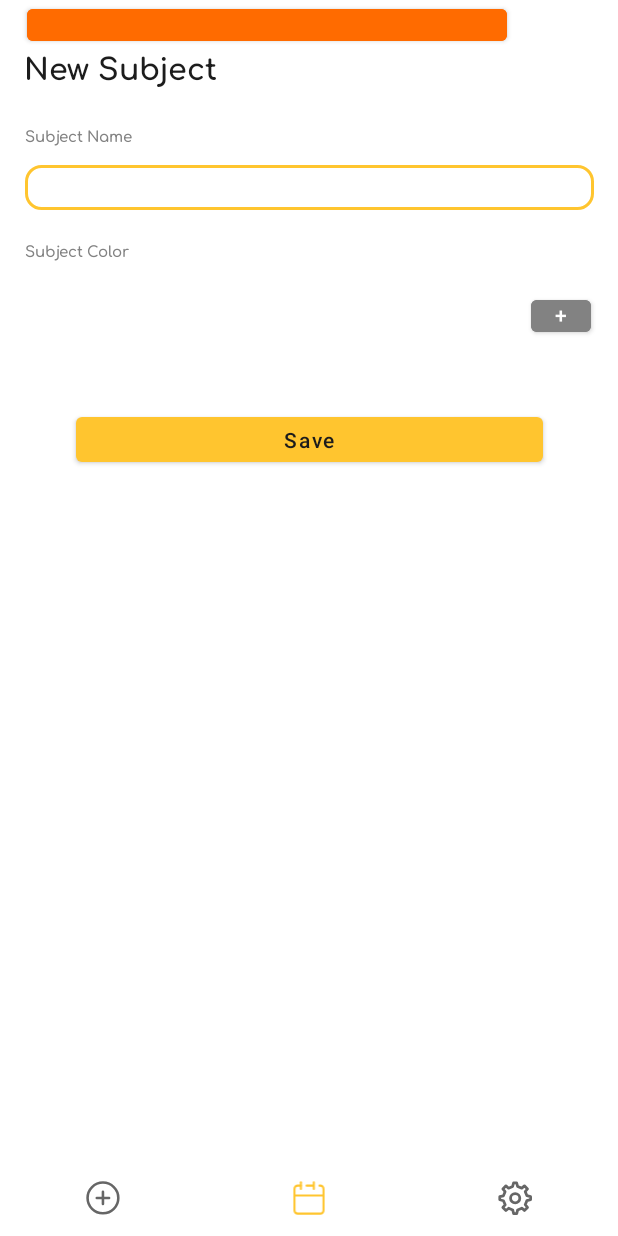
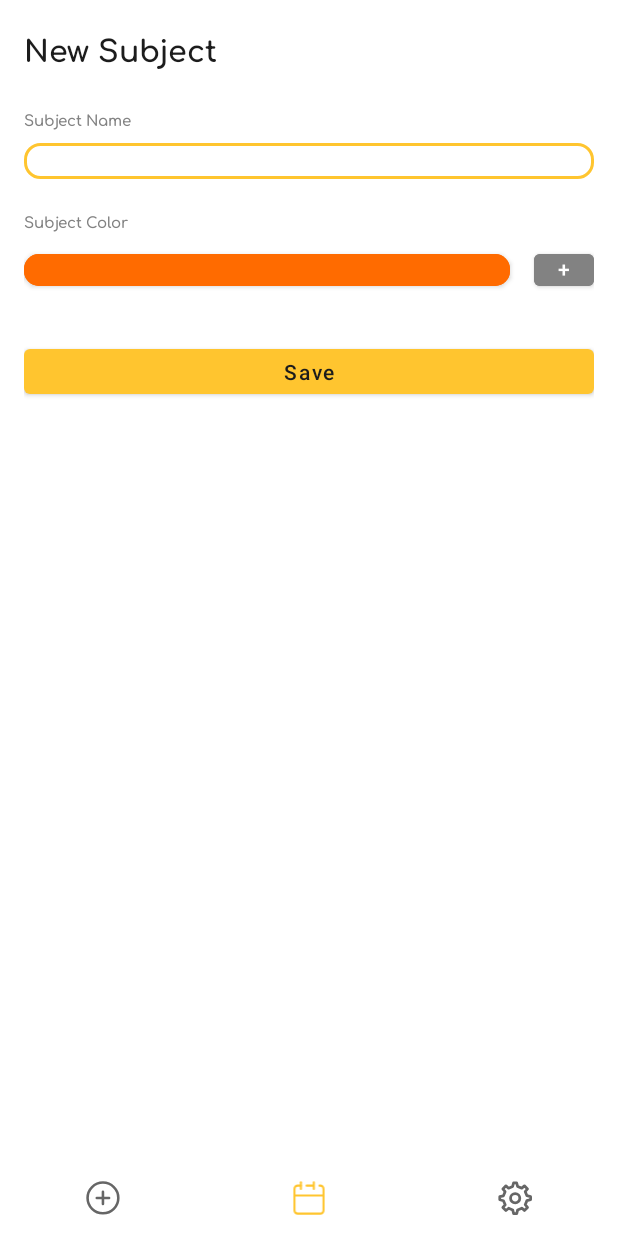
Before and after one commit to dfontalv20/UniTasker, an Android app: the fragment NewSubjectFragment placed in its activity, on a phone screen of 412 x 824 dp. Run offline under Robolectric (Android 15) with nearby library versions, the phone set to English and light mode, and no system bars.

Commit message:
fix: Subject form layout design

```diff
--- a/app/src/main/res/layout/subject_form.xml
+++ b/app/src/main/res/layout/subject_form.xml
@@ -6,62 +6,67 @@
     android:layout_height="match_parent"
     android:backgroundTint="@color/purple">
 
+    <LinearLayout
+        android:id="@+id/linearLayout"
+        android:layout_width="0dp"
+        android:layout_height="0dp"
+        android:orientation="vertical"
+        android:padding="16dp"
+        app:layout_constraintBottom_toBottomOf="parent"
+        app:layout_constraintEnd_toEndOf="parent"
+        app:layout_constraintStart_toStartOf="parent"
+        app:layout_constraintTop_toTopOf="parent">
+
         <TextView
             android:id="@+id/textView2"
             style="@style/title"
             android:layout_width="wrap_content"
             android:layout_height="wrap_content"
-        android:layout_marginTop="28dp"
-        android:text="New Subject"
-        app:layout_constraintBottom_toTopOf="@+id/textView5"
-        app:layout_constraintEnd_toEndOf="parent"
-        app:layout_constraintHorizontal_bias="0.056"
-        app:layout_constraintStart_toStartOf="parent"
-        app:layout_constraintTop_toTopOf="parent"
-        app:layout_constraintVertical_bias="0.0" />
+            android:layout_marginBottom="24dp"
+            android:text="New Subject" />
+
+        <TextView
+            android:id="@+id/textView5"
+            style="@style/label"
+            android:layout_width="wrap_content"
+            android:layout_height="wrap_content"
+            android:layout_marginBottom="8dp"
+            android:text="Subject Name" />
 
         <EditText
             android:id="@+id/editTextTextPersonName3"
-        android:layout_width="379dp"
-        android:layout_height="30dp"
+            android:layout_width="match_parent"
+            android:layout_height="24dp"
+            android:layout_marginBottom="20dp"
             android:background="@drawable/rounded_edittext_background"
             android:backgroundTint="@color/primary"
             android:backgroundTintMode="add"
             android:ems="10"
             android:inputType="textPersonName"
             android:paddingStart="10dp"
-        android:textSize="12sp"
-        app:layout_constraintBottom_toBottomOf="parent"
-        app:layout_constraintEnd_toEndOf="parent"
-        app:layout_constraintStart_toStartOf="parent"
-        app:layout_constraintTop_toTopOf="parent"
-        app:layout_constraintVertical_bias="0.148" />
-
-    <TextView
-        android:id="@+id/textView5"
-        style="@style/label"
-        android:layout_width="wrap_content"
-        android:layout_height="wrap_content"
-        android:text="Subject Name"
-        app:layout_constraintBottom_toBottomOf="parent"
-        app:layout_constraintEnd_toEndOf="parent"
-        app:layout_constraintHorizontal_bias="0.049"
-        app:layout_constraintStart_toStartOf="parent"
-        app:layout_constraintTop_toTopOf="parent"
-        app:layout_constraintVertical_bias="0.108" />
+            android:textSize="12sp" />
 
         <TextView
             android:id="@+id/textView6"
             style="@style/label"
             android:layout_width="wrap_content"
             android:layout_height="wrap_content"
-        android:text="Subject Color"
-        app:layout_constraintBottom_toBottomOf="parent"
-        app:layout_constraintEnd_toEndOf="parent"
-        app:layout_constraintHorizontal_bias="0.049"
-        app:layout_constraintStart_toStartOf="parent"
-        app:layout_constraintTop_toTopOf="parent"
-        app:layout_constraintVertical_bias="0.209" />
+            android:layout_marginBottom="8dp"
+            android:text="Subject Color" />
+
+        <LinearLayout
+            android:layout_width="match_parent"
+            android:layout_height="wrap_content"
+            android:layout_marginBottom="30dp"
+            android:orientation="horizontal">
+
+            <Button
+                android:layout_width="match_parent"
+                android:layout_height="33dp"
+                android:layout_weight="1"
+                android:backgroundTint="@color/orange"
+                android:paddingTop="0dp"
+                app:cornerRadius="10dp" />
 
             <Button
                 android:id="@+id/button10"
@@ -70,37 +75,19 @@
                 android:layout_marginStart="16dp"
                 android:backgroundTint="@color/gray"
                 android:paddingTop="0dp"
-        android:text="+"
-        app:layout_constraintBottom_toTopOf="@+id/button12"
-        app:layout_constraintEnd_toEndOf="parent"
-        app:layout_constraintHorizontal_bias="0.0"
-        app:layout_constraintStart_toEndOf="@+id/button8"
-        app:layout_constraintTop_toBottomOf="@+id/editTextTextPersonName3"
-        app:layout_constraintVertical_bias="0.548" />
+                android:text="+" />
 
-    <Button
-        android:id="@+id/button8"
-        android:layout_width="320dp"
-        android:layout_height="33dp"
-        android:backgroundTint="@color/orange"
-        app:layout_constraintEnd_toEndOf="parent"
-        app:layout_constraintHorizontal_bias="0.197"
-        app:layout_constraintStart_toStartOf="parent"
-        tools:layout_editor_absoluteY="168dp" />
+        </LinearLayout>
 
         <Button
             android:id="@+id/button12"
-        android:layout_width="311dp"
+            android:layout_width="match_parent"
             android:layout_height="42dp"
             android:layout_marginBottom="460dp"
             android:text="Save"
             android:textAllCaps="false"
-        android:textColor="@color/black"
-        app:layout_constraintBottom_toBottomOf="parent"
-        app:layout_constraintEnd_toEndOf="parent"
-        app:layout_constraintStart_toStartOf="parent"
-        app:layout_constraintTop_toBottomOf="@+id/editTextTextPersonName3"
-        app:layout_constraintVertical_bias="1.0" />
+            android:textColor="@color/black" />
+    </LinearLayout>
 
 
 </androidx.constraintlayout.widget.ConstraintLayout>
```
Lines whose indentation alone changed are shown as unchanged.
